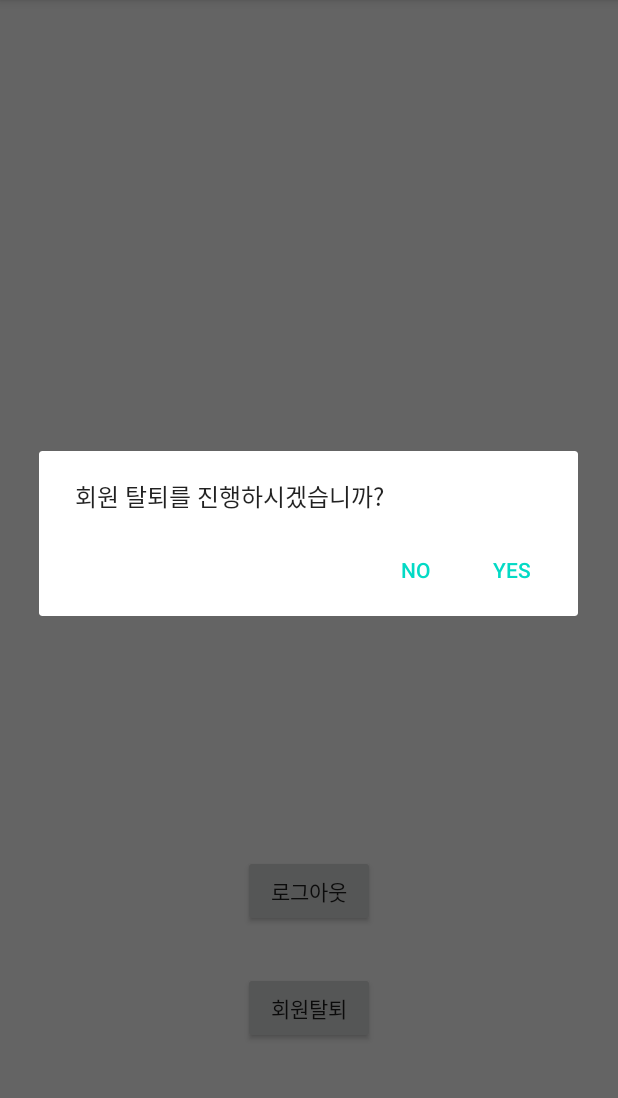
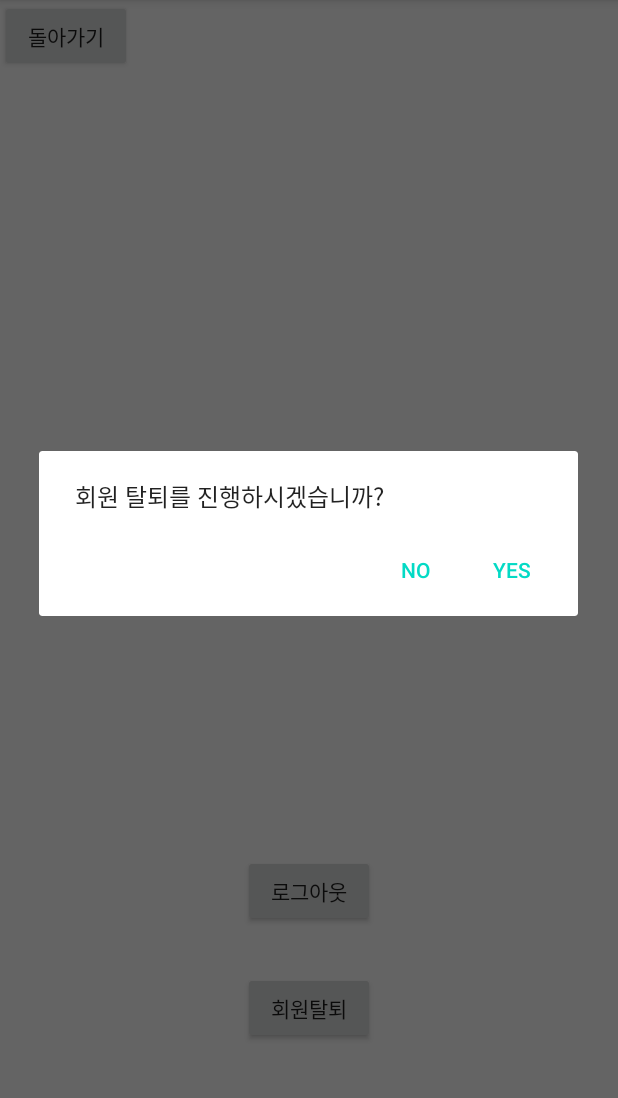
Before and after one commit to rheehot/Festival_List_App, an Android app: the MypageActivity screen opened directly, with no data from a screen before it, after a tap on "회원탈퇴", on a phone screen of 412 x 824 dp, the part 84-1182 px from its top. Run offline under Robolectric (Android 15) with nearby library versions, the phone set to English and light mode, and no system bars; libraries missing offline, so code that uses them is left out: com.kakao.auth, com.kakao.network, com.kakao.usermgmt.

Commit message:
로그인-메인-마이페이지 연동 완료

```diff
--- a/app/src/main/AndroidManifest.xml
+++ b/app/src/main/AndroidManifest.xml
@@ -24,7 +24,7 @@
                 <category android:name="android.intent.category.LAUNCHER" />
             </intent-filter>
         </activity>
-        <!-- <activity android:name=".InformationActivity"></activity> -->
+        <activity android:name=".MainActivity"></activity>
         <activity android:name=".MypageActivity"></activity>
     </application>
 
--- a/app/src/main/java/org/techtown/festival/InformationActivity.java
+++ b/app/src/main/java/org/techtown/festival/InformationActivity.java
@@ -20,12 +20,6 @@ public class InformationActivity extends AppCompatActivity {
         super.onCreate(savedInstanceState);
         setContentView(R.layout.activity_information);
 
-        // 로그인 인텐트 부분(코드 병합하고 MainActivity로 옮겨주기)
-        Intent intent = getIntent();
-        String id = intent.getStringExtra("name"); // id가져오기
-        Toast.makeText(getApplicationContext(), id+" 로그인 성공!", Toast.LENGTH_SHORT).show();
-
-
         // 리사이클러뷰, 어뎁터 부분
         review_list = findViewById(R.id.review_view);
         review_list.setHasFixedSize(true); // 크기를 가변적으로 바꿔줌줌
--- a/app/src/main/java/org/techtown/festival/LoginActivity.java
+++ b/app/src/main/java/org/techtown/festival/LoginActivity.java
@@ -45,7 +45,7 @@ public class LoginActivity extends Activity {
                 @Override
                 public void onSuccess(MeV2Response result) {
                     // Intent intent = new Intent(getApplicationContext(), InformationActivity.class); // 나중에 병합하고 MainActivity로 수정
-                    Intent intent = new Intent(getApplicationContext(), MypageActivity.class);
+                    Intent intent = new Intent(getApplicationContext(), MainActivity.class);
                     intent.putExtra("name", result.getId());
                     startActivity(intent);
                     finish();
--- a/app/src/main/java/org/techtown/festival/MypageActivity.java
+++ b/app/src/main/java/org/techtown/festival/MypageActivity.java
@@ -22,6 +22,18 @@ public class MypageActivity extends AppCompatActivity {
         super.onCreate(savedInstanceState);
         setContentView(R.layout.activity_mypage);
 
+        // main으로 돌아가는 부분
+        Button button = findViewById(R.id.go_main);
+        button.setOnClickListener(new View.OnClickListener() {
+            @Override
+            public void onClick(View v) {
+                Intent intent = new Intent();
+                setResult(RESULT_OK, intent);
+                finish();
+            }
+        });
+
+        // 로그아웃, 연결 해제 부분
         Button Logout = findViewById(R.id.mypage_Logout);
         Button Signout = findViewById(R.id.mypage_Signout);
 
--- a/app/src/main/res/layout/activity_mypage.xml
+++ b/app/src/main/res/layout/activity_mypage.xml
@@ -1,5 +1,6 @@
 <?xml version="1.0" encoding="utf-8"?>
 <androidx.constraintlayout.widget.ConstraintLayout xmlns:android="http://schemas.android.com/apk/res/android"
+    xmlns:tools="http://schemas.android.com/tools"
     android:layout_width="match_parent"
     android:layout_height="match_parent"
     xmlns:app="http://schemas.android.com/apk/res-auto">
@@ -24,5 +25,13 @@
         app:layout_constraintRight_toRightOf="parent"
         app:layout_constraintTop_toBottomOf="@+id/mypage_Logout"/>
 
+    <Button
+        android:id="@+id/go_main"
+        android:layout_width="wrap_content"
+        android:layout_height="wrap_content"
+        android:text="돌아가기"
+        tools:layout_editor_absoluteX="300dp"
+        tools:layout_editor_absoluteY="21dp" />
+
 
 </androidx.constraintlayout.widget.ConstraintLayout>
```
Also changed, not shown: app/src/main/java/org/techtown/festival/MainActivity.java (+18 -0 lines).
